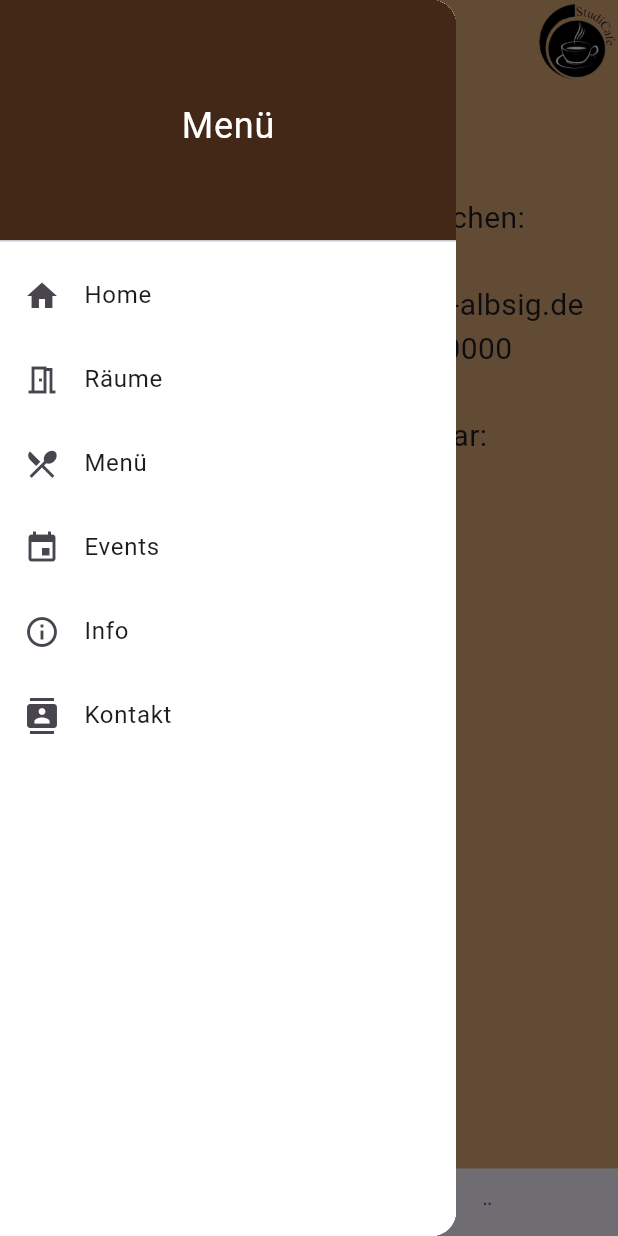
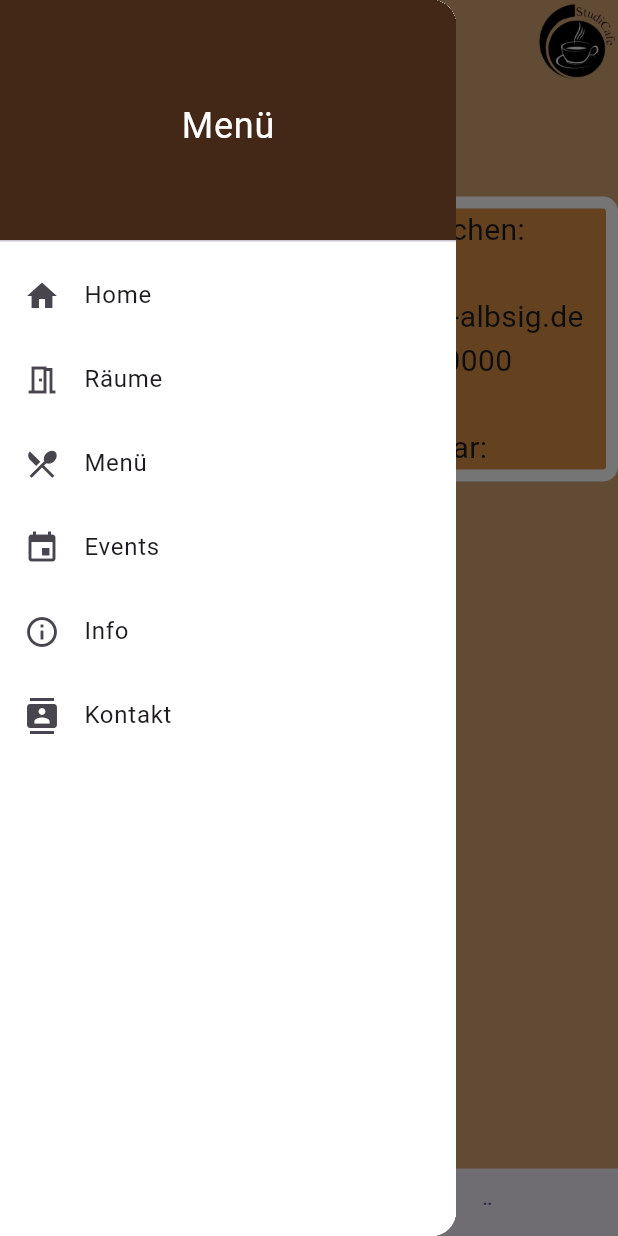
Before and after one commit to CelikFat/ProjektDigitaleTransformation, a Flutter app: the ContactPage screen opened directly, with the side drawer open, on a phone screen of 412 x 824 dp. Run offline on Flutter 3.47's test engine with Material 3 defaults, Android fonts, the phone set to English and light mode, and no system bars; our stand-ins replace firebase_core, google_fonts; missing offline and left inert: flutter_email_sender; accounts and stored records are empty.

Commit message:
fix minor layout issues

```diff
--- a/lib/contact_page/contact_page.dart
+++ b/lib/contact_page/contact_page.dart
@@ -1,3 +1,5 @@
+// ignore_for_file: avoid_print
+
 import 'package:flutter/material.dart';
 import 'package:flutter_email_sender/flutter_email_sender.dart';
 import 'package:studi_cafe/contact_page/text_fields.dart';
@@ -21,11 +23,21 @@ class ContactPage extends StatelessWidget {
   }
 
   SingleChildScrollView contactPageBuilder() {
-    return const SingleChildScrollView(
+    return SingleChildScrollView(
       child: Column(
         children: [
           SizedBox(height: 75),
-          Center(
+          Container(
+            decoration: BoxDecoration(
+              color: const Color(0xFFD98E44),
+              borderRadius: BorderRadius.circular(10.0), // Optional: Add border radius for rounded corners
+              border: Border.all(
+                color: Colors.white, // White border color
+                width: 8.0, // Adjust the width of the border
+              ),
+            ),
+            width: double.infinity,
+            child: Center(
               child: Text(
                 'Möglichkeiten uns zu erreichen:'
                 '\n\nUnsere E-Mail: info@StudiCafe-albsig.de'
@@ -33,6 +45,7 @@ class ContactPage extends StatelessWidget {
                 '\n\nOder über unser Formular:',
                 textAlign: TextAlign.center,
                 style: TextStyle(fontSize: 20),
+              ),
             ),
           ),
           SizedBox(height: 75),
--- a/lib/food_menu/mensa_menu.dart
+++ b/lib/food_menu/mensa_menu.dart
@@ -82,7 +82,7 @@ class MensaMenuItem {
       studentPrice: json['studentPrice'],
       guestPrice: json['guestPrice'],
       pupilPrice: json['pupilPrice'],
-      menuDate: json['menuDate'],
+      menuDate: json['menuDate'].split('-').reversed.join('.'),
       menu: json['menu'].map((menu) => menu).toList(),
       meats: json['meats'],
       icons: json['icons'],
--- a/lib/home_page/home_page.dart
+++ b/lib/home_page/home_page.dart
@@ -45,7 +45,7 @@ class HomePage extends StatelessWidget {
               width: double.infinity,
               height: MediaQuery.of(context).size.height * 0.4,
               margin: const EdgeInsets.fromLTRB(0, 100, 0, 100),
-              child: Center(
+              child: const Center(
                 child: Text (
                   "Willkommen im Studi-Cafe",
                  // style: google_fonts.GoogleFonts.dancingScript(
--- a/lib/sidebar.dart
+++ b/lib/sidebar.dart
@@ -1,4 +1,6 @@
 import 'package:flutter/material.dart';
+import 'package:studi_cafe/Events/event.dart';
+import 'package:studi_cafe/Info/info.dart';
 import 'package:studi_cafe/contact_page/contact_page.dart';
 import 'package:studi_cafe/food_menu/menu.dart';
 import 'package:studi_cafe/home_page/home_page.dart';
@@ -13,7 +15,10 @@ class AppSidebar extends StatefulWidget {
 class AppSidebarState extends State<AppSidebar> {
   final List<Widget> widgetOptions = <Widget>[
     const HomePage(),
+    const HomePage(),   //ersetzen mit Raumbuchungs-Seite
     const MenuPage(),
+    const EventPage(),
+    const InfoPage(),
     const ContactPage(),
   ];
 
@@ -55,27 +60,27 @@ class AppSidebarState extends State<AppSidebar> {
             ListTile(
               leading: const Icon(Icons.meeting_room_outlined),
               title: const Text('Räume'),
-              onTap: () => onItemTapped(context, 0),
+              onTap: () => onItemTapped(context, 1),
             ),
             ListTile(
               leading: const Icon(Icons.restaurant_menu),
               title: const Text('Menü'),
-              onTap: () => onItemTapped(context, 1),
+              onTap: () => onItemTapped(context, 2),
             ),
             ListTile(
               leading: const Icon(Icons.event),
               title: const Text('Events'),
-              onTap: () => onItemTapped(context, 0),
+              onTap: () => onItemTapped(context, 3),
             ),
             ListTile(
               leading: const Icon(Icons.info_outline),
               title: const Text('Info'),
-              onTap: () => onItemTapped(context, 0),
+              onTap: () => onItemTapped(context, 4),
             ),
             ListTile(
               leading: const Icon(Icons.contacts),
               title: const Text('Kontakt'),
-              onTap: () => onItemTapped(context, 2),
+              onTap: () => onItemTapped(context, 5),
             ),
           ],
         ),
--- a/pubspec.yaml
+++ b/pubspec.yaml
@@ -36,6 +36,7 @@ dependencies:
   flutter_email_sender: ^6.0.2
   http: ^1.1.2
   google_maps_flutter: ^2.5.0
+  firebase_core: ^2.24.2
 
 dev_dependencies:
   flutter_test:
```
Also changed, not shown: lib/Events/event.dart (+14 -3 lines), lib/Info/Info.dart (+21 -17 lines), lib/main.dart (+11 -22 lines), lib/Info/info_list.dart (renamed from lib/Info/InfoList.dart), lib/firebase_options.dart (added), pubspec.lock, 28 other files. Lines whose indentation alone changed are shown as unchanged.
